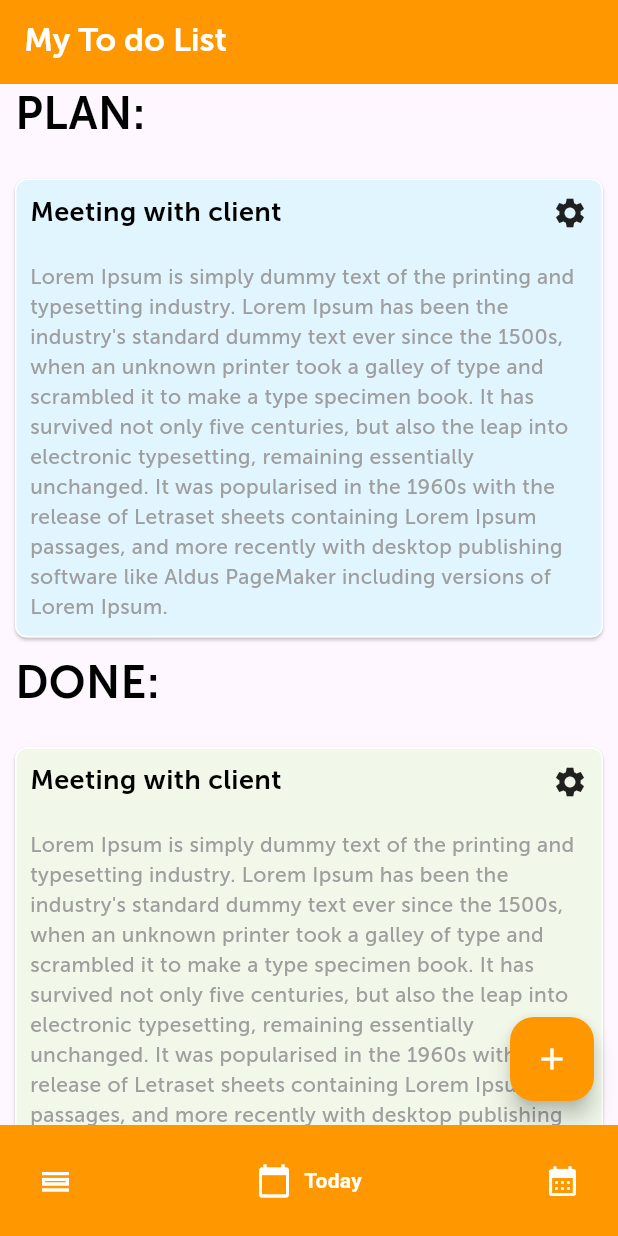
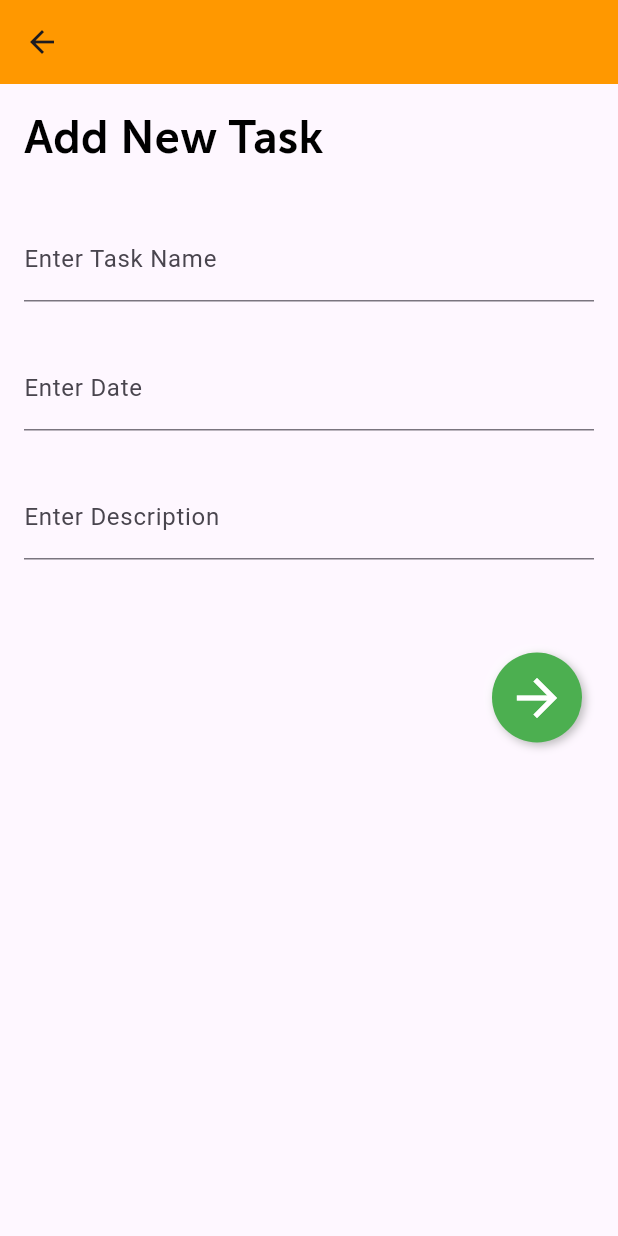
Before and after one commit to wibiherlangga24/to_do_list_app_flutter, a Flutter app: the screen it shows after launch, item 2 of the bottom bar chosen, after a tap on the "add" icon, on a phone screen of 412 x 824 dp. Run offline on Flutter 3.47's test engine with Material 2 defaults, Android fonts, the phone set to English and light mode, and no system bars; drawn by our look-alikes of flutter_neumorphic, google_nav_bar; our stand-ins replace bloc, equatable, floor, flutter_bloc, get_it, sqflite; accounts and stored records are empty; generated files the repository leaves out were written again.

```diff
--- a/lib/app/app.dart
+++ b/lib/app/app.dart
@@ -1,7 +1,10 @@
 import 'package:flutter/material.dart';
 import 'package:todo_list_app_flutter/app/app_router.dart';
+import 'injector.dart';
 
-void main() {
+Future<void> main() async {
+  WidgetsFlutterBinding.ensureInitialized();
+  await initDepedencies();
   runApp(const MyApp());
 }
 
--- a/lib/app/app_router.dart
+++ b/lib/app/app_router.dart
@@ -28,6 +28,7 @@ class _AppRouterState extends State<AppRouter> {
         title: Text(
           'My To do List',
           style: ThemeTextStyle.MuseoSans700w400.copyWith(
+            fontSize: 25,
             color: Colors.white,
           ),
         ),
--- /dev/null
+++ b/lib/app/injector.dart
@@ -0,0 +1,25 @@
+import 'package:get_it/get_it.dart';
+import 'package:todo_list_app_flutter/features/add_task/data/data_sources/local/app_database.dart';
+import 'package:todo_list_app_flutter/features/add_task/data/repository/task_repository_impl.dart';
+import 'package:todo_list_app_flutter/features/add_task/domain/repository/task_repository.dart';
+import 'package:todo_list_app_flutter/features/add_task/domain/use_cases/save_task_use_case.dart';
+import 'package:todo_list_app_flutter/features/add_task/presentation/bloc/add_task_bloc.dart';
+
+final sl = GetIt.instance;
+
+Future<void> initDepedencies() async {
+  final database =
+      await $FloorAppDatabase.databaseBuilder('app_database.db').build();
+  sl.registerSingleton<AppDatabase>(database);
+
+  // Repositories
+  sl.registerSingleton<TaskRepository>(
+    TaskRepositoryImpl(sl()),
+  );
+
+  // Use Cases
+  sl.registerSingleton<SaveTaskUseCase>(SaveTaskUseCase(sl()));
+
+  // Blocs
+  sl.registerFactory<AddTaskBloc>(() => AddTaskBloc(sl()));
+}
--- /dev/null
+++ b/lib/features/add_task/data/data_sources/local/DAO/task_dao.dart
@@ -0,0 +1,14 @@
+import 'package:floor/floor.dart';
+import 'package:todo_list_app_flutter/features/add_task/data/models/task_model.dart';
+
+@dao
+abstract class TaskDao {
+  @Insert()
+  Future<void> insertTask(TaskModel task);
+
+  @delete
+  Future<void> deleteTask(TaskModel task);
+
+  @Query('SELECT * FROM task')
+  Future<List<TaskModel>> getTasks();
+}
--- /dev/null
+++ b/lib/features/add_task/data/repository/task_repository_impl.dart
@@ -0,0 +1,25 @@
+import 'package:todo_list_app_flutter/features/add_task/data/data_sources/local/app_database.dart';
+import 'package:todo_list_app_flutter/features/add_task/data/models/task_model.dart';
+import 'package:todo_list_app_flutter/features/add_task/domain/entity/task_entity.dart';
+import 'package:todo_list_app_flutter/features/add_task/domain/repository/task_repository.dart';
+
+class TaskRepositoryImpl extends TaskRepository {
+  final AppDatabase _appDatabase;
+
+  TaskRepositoryImpl(this._appDatabase);
+
+  @override
+  Future<List<TaskModel>> getSavedTasks() async {
+    return _appDatabase.taskDAO.getTasks();
+  }
+
+  @override
+  Future<void> removeTask(TaskEntity task) {
+    return _appDatabase.taskDAO.deleteTask(TaskModel.fromEntity(task));
+  }
+
+  @override
+  Future<void> saveTask(TaskEntity task) {
+    return _appDatabase.taskDAO.insertTask(TaskModel.fromEntity(task));
+  }
+}
--- /dev/null
+++ b/lib/features/add_task/domain/entity/task_entity.dart
@@ -0,0 +1,19 @@
+import 'package:equatable/equatable.dart';
+
+class TaskEntity extends Equatable {
+  final int? id;
+  final String? title;
+  final String? dateTime;
+  final String? description;
+
+  const TaskEntity({this.id, this.title, this.dateTime, this.description});
+
+  @override
+  // TODO: implement props
+  List<Object?> get props => [
+        id,
+        title,
+        dateTime,
+        description,
+      ];
+}
--- /dev/null
+++ b/lib/features/add_task/domain/repository/task_repository.dart
@@ -0,0 +1,10 @@
+import 'package:todo_list_app_flutter/features/add_task/domain/entity/task_entity.dart';
+
+abstract class TaskRepository {
+  // Database method
+  Future<List<TaskEntity>> getSavedTasks();
+
+  Future<void> saveTask(TaskEntity task);
+
+  Future<void> removeTask(TaskEntity task);
+}
--- /dev/null
+++ b/lib/features/add_task/domain/use_cases/save_task_use_case.dart
@@ -0,0 +1,12 @@
+import 'package:todo_list_app_flutter/features/add_task/domain/entity/task_entity.dart';
+import 'package:todo_list_app_flutter/features/add_task/domain/repository/task_repository.dart';
+
+class SaveTaskUseCase {
+  final TaskRepository _taskRepository;
+
+  const SaveTaskUseCase(this._taskRepository);
+
+  Future<void> call(TaskEntity task) {
+    return _taskRepository.saveTask(task);
+  }
+}
--- /dev/null
+++ b/lib/features/add_task/presentation/bloc/add_task_bloc.dart
@@ -0,0 +1,29 @@
+import 'package:bloc/bloc.dart';
+import 'package:todo_list_app_flutter/features/add_task/domain/entity/task_entity.dart';
+import 'package:todo_list_app_flutter/features/add_task/presentation/bloc/add_task_event.dart';
+import 'package:todo_list_app_flutter/features/add_task/presentation/bloc/add_task_state.dart';
+
+import '../../domain/use_cases/save_task_use_case.dart';
+
+class AddTaskBloc extends Bloc<AddTaskEvent, AddTaskState> {
+  final SaveTaskUseCase _saveTaskUseCase;
+
+  AddTaskBloc(
+    this._saveTaskUseCase,
+  ) : super(SnackBarStateNone()) {
+    on<AddTask>(_onAddNewTask);
+  }
+
+  Future<void> _onAddNewTask(AddTask event, Emitter<AddTaskState> emit) async {
+    final TaskEntity task = TaskEntity(
+      id: 4,
+      title: event.titleTask,
+      dateTime: '24-10-2023',
+      description: event.descriptionTask,
+    );
+
+    await _saveTaskUseCase.call(task);
+
+    emit(SnackBarStateSuccess('Sucess submit new task'));
+  }
+}
--- /dev/null
+++ b/lib/features/add_task/presentation/bloc/add_task_event.dart
@@ -0,0 +1,14 @@
+abstract class AddTaskEvent {
+  const AddTaskEvent();
+}
+
+class AddTask extends AddTaskEvent {
+  final String titleTask;
+  final DateTime dateTask;
+  final String descriptionTask;
+  const AddTask(this.titleTask, this.dateTask, this.descriptionTask);
+}
+
+class ValidateTask extends AddTaskEvent {
+  const ValidateTask();
+}
--- /dev/null
+++ b/lib/features/add_task/presentation/bloc/add_task_state.dart
@@ -0,0 +1,21 @@
+abstract class AddTaskState {
+  const AddTaskState();
+}
+
+class SnackBarStateNone extends AddTaskState {
+  const SnackBarStateNone();
+}
+
+class SnackBarStateError extends AddTaskState {
+  final String message;
+  const SnackBarStateError(
+    this.message,
+  );
+}
+
+class SnackBarStateSuccess extends AddTaskState {
+  final String message;
+  const SnackBarStateSuccess(
+    this.message,
+  );
+}
--- /dev/null
+++ b/lib/features/add_task/presentation/pages/create_today_page.dart
@@ -0,0 +1,189 @@
+import 'package:flutter/material.dart';
+import 'package:flutter_bloc/flutter_bloc.dart';
+import 'package:flutter_neumorphic/flutter_neumorphic.dart';
+import 'package:get_it/get_it.dart';
+import 'package:intl/intl.dart';
+import 'package:todo_list_app_flutter/config/theme/theme_text_style.dart';
+import 'package:todo_list_app_flutter/core/mixin/snack_bar_mixin.dart';
+import 'package:todo_list_app_flutter/features/add_task/presentation/bloc/add_task_bloc.dart';
+import 'package:todo_list_app_flutter/features/add_task/presentation/bloc/add_task_event.dart';
+import 'package:todo_list_app_flutter/features/add_task/presentation/bloc/add_task_state.dart';
+
+class CreateTodayPage extends StatefulWidget {
+  const CreateTodayPage({Key? key}) : super(key: key);
+
+  @override
+  State<CreateTodayPage> createState() => _CreateTodayPageState();
+}
+
+class _CreateTodayPageState extends State<CreateTodayPage> with SnackBarMixin {
+  TextEditingController dateCtl = TextEditingController();
+  final _formKey = GlobalKey<FormState>();
+  final _bloc = GetIt.I.get<AddTaskBloc>();
+
+  @override
+  void initState() {
+    // TODO: implement initState
+    super.initState();
+  }
+
+  @override
+  Widget build(BuildContext context) {
+    return Scaffold(
+      resizeToAvoidBottomInset: false,
+      appBar: _buildAppBar(context),
+      body: _buildBody(context),
+    );
+  }
+
+  AppBar _buildAppBar(BuildContext context) {
+    return AppBar(
+      backgroundColor: Colors.orange,
+    );
+  }
+
+  Widget _buildBody(BuildContext context) {
+    return BlocProvider<AddTaskBloc>.value(
+      value: _bloc,
+      child: BlocListener<AddTaskBloc, AddTaskState>(
+        bloc: _bloc,
+        listenWhen: (previous, current) {
+          return previous != current;
+        },
+        listener: (context, state) {
+          if (state is SnackBarStateError) {
+            showErrorSnackBar(context, message: state.message);
+          } else if (state is SnackBarStateSuccess) {
+            showSuccessSnackBar(context, message: state.message);
+          } else {
+            removeSnackBar(context);
+          }
+        },
+        child: Container(
+          margin: const EdgeInsets.symmetric(
+            horizontal: 16,
+            vertical: 16,
+          ),
+          child: Column(
+            mainAxisSize: MainAxisSize.min,
+            crossAxisAlignment: CrossAxisAlignment.start,
+            children: [
+              Text(
+                'Add New Task',
+                style: ThemeTextStyle.MuseoSans700w400.copyWith(
+                  fontSize: 30,
+                  color: Colors.black,
+                ),
+              ),
+              const SizedBox(
+                height: 30,
+              ),
+              Expanded(
+                child: Form(
+                  key: _formKey,
+                  child: Column(
+                    mainAxisSize: MainAxisSize.min,
+                    children: [
+                      TextFormField(
+                        decoration: const InputDecoration(
+                          labelText: 'Enter Task Name',
+                        ),
+                        validator: (input) {
+                          if (input == null || input.isEmpty) {
+                            return "Task Name must fill";
+                          } else {
+                            return null;
+                          }
+                        },
+                      ),
+                      const SizedBox(
+                        height: 30,
+                      ),
+                      TextFormField(
+                        controller: dateCtl,
+                        readOnly: true,
+                        decoration: const InputDecoration(
+                          labelText: 'Enter Date',
+                        ),
+                        validator: (input) {
+                          if (input == null || input.isEmpty) {
+                            return "Date must fill";
+                          } else {
+                            return null;
+                          }
+                        },
+                        onTap: () {
+                          _selectDate(context);
+                          FocusScope.of(context).requestFocus(new FocusNode());
+                        },
+                      ),
+                      const SizedBox(
+                        height: 30,
+                      ),
+                      TextFormField(
+                        decoration: const InputDecoration(
+                          labelText: 'Enter Description',
+                        ),
+                        minLines: 1,
+                        maxLines: 10,
+                      ),
+                      const SizedBox(
+                        height: 50,
+                      ),
+                      Row(
+                        mainAxisAlignment: MainAxisAlignment.spaceBetween,
+                        children: [
+                          SizedBox.shrink(),
+                          NeumorphicButton(
+                            margin: EdgeInsets.only(top: 12),
+                            onPressed: () {
+                              _createNewTask(context);
+                            },
+                            style: NeumorphicStyle(
+                              color: Colors.green,
+                              shadowDarkColor: Colors.grey,
+                              shape: NeumorphicShape.flat,
+                              boxShape: NeumorphicBoxShape.circle(),
+                            ),
+                            child: Icon(
+                              Icons.arrow_forward,
+                              color: Colors.white,
+                              size: 40,
+                            ),
+                          ),
+                        ],
+                      ),
+                    ],
+                  ),
+                ),
+              ),
+            ],
+          ),
+        ),
+      ),
+    );
+  }
+
+  Future<void> _selectDate(BuildContext context) async {
+    DateTime? date = DateTime(1900);
+
+    date = await showDatePicker(
+      context: context,
+      initialDate: DateTime.now(),
+      firstDate: DateTime.now(),
+      lastDate: DateTime.now().add(
+        Duration(days: 7),
+      ),
+    );
+
+    if (date != null) {
+      dateCtl.text = DateFormat('dd-MM-yyyy').format(date);
+    }
+  }
+
+  void _createNewTask(BuildContext context) {
+    if (_formKey.currentState!.validate()) {
+      _bloc.add(AddTask('Test', DateTime.now(), 'Test Desc'));
+    }
+  }
+}
--- /dev/null
+++ b/lib/features/today/presentation/bloc/today_event.dart
@@ -0,0 +1,3 @@
+abstract class TodayEvent {
+  const TodayEvent();
+}
--- /dev/null
+++ b/lib/features/today/presentation/bloc/today_state.dart
@@ -0,0 +1,33 @@
+import '../../../add_task/domain/entity/task_entity.dart';
+
+abstract class TodayState {
+  final List<TaskEntity>? tasks;
+
+  const TodayState({this.tasks});
+}
+
+class TodayLoading extends TodayState {
+  const TodayLoading();
+}
+
+class TodayDone extends TodayState {
+  const TodayDone(List<TaskEntity> tasks) : super(tasks: tasks);
+}
+
+class SnackBarStateNone extends TodayState {
+  const SnackBarStateNone();
+}
+
+class SnackBarStateError extends TodayState {
+  final String message;
+  const SnackBarStateError(
+    this.message,
+  );
+}
+
+class SnackBarStateSuccess extends TodayState {
+  final String message;
+  const SnackBarStateSuccess(
+    this.message,
+  );
+}
--- a/lib/features/today/presentation/pages/today_page.dart
+++ b/lib/features/today/presentation/pages/today_page.dart
@@ -1,5 +1,6 @@
 import 'package:flutter/material.dart';
 import 'package:todo_list_app_flutter/config/theme/theme_text_style.dart';
+import 'package:todo_list_app_flutter/features/add_task/presentation/pages/create_today_page.dart';
 
 class TodayPage extends StatefulWidget {
   const TodayPage({Key? key}) : super(key: key);
@@ -24,24 +25,14 @@ class _TodayPageState extends State<TodayPage> {
         ),
       ),
       floatingActionButton: FloatingActionButton(
-        onPressed: () {},
+        onPressed: () {
+          _goToCreateTodoListPage(context);
+        },
         backgroundColor: Colors.orange,
         child: const Icon(
           Icons.add,
           color: Colors.white,
         ),
-      ),
-    );
-
-    return SingleChildScrollView(
-      padding: EdgeInsets.symmetric(horizontal: 10),
-      child: Column(
-        mainAxisSize: MainAxisSize.min,
-        crossAxisAlignment: CrossAxisAlignment.start,
-        children: [
-          planSection(context),
-          doneSection(context),
-        ],
       ),
     );
   }
@@ -106,7 +97,7 @@ class _TodayPageState extends State<TodayPage> {
           ListView.builder(
             shrinkWrap: true,
             itemCount: 2,
-            physics: NeverScrollableScrollPhysics(),
+            physics: const NeverScrollableScrollPhysics(),
             itemBuilder: (context, index) {
               return toDoListCard(context, index, Colors.lightGreen[50]!);
             },
@@ -171,4 +162,10 @@ class _TodayPageState extends State<TodayPage> {
       ),
     );
   }
+
+  void _goToCreateTodoListPage(BuildContext context) {
+    Navigator.of(context).push(MaterialPageRoute(
+      builder: (context) => CreateTodayPage(),
+    ));
+  }
 }
```
Also changed, not shown: lib/core/mixin/snack_bar_mixin.dart (added, +52 -0 lines), lib/features/add_task/data/data_sources/local/app_database.dart (added, +11 -0 lines), lib/features/add_task/data/models/task_model.dart (added, +26 -0 lines), pubspec.yaml (+15 -0 lines), lib/features/add_task/data/data_sources/local/app_database.g.dart (added), lib/features/today/presentation/bloc/today_bloc.dart (added), pubspec.lock.
